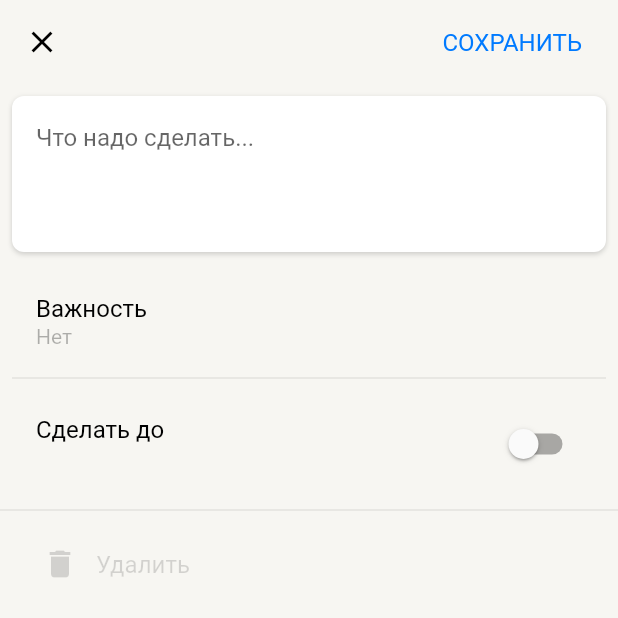
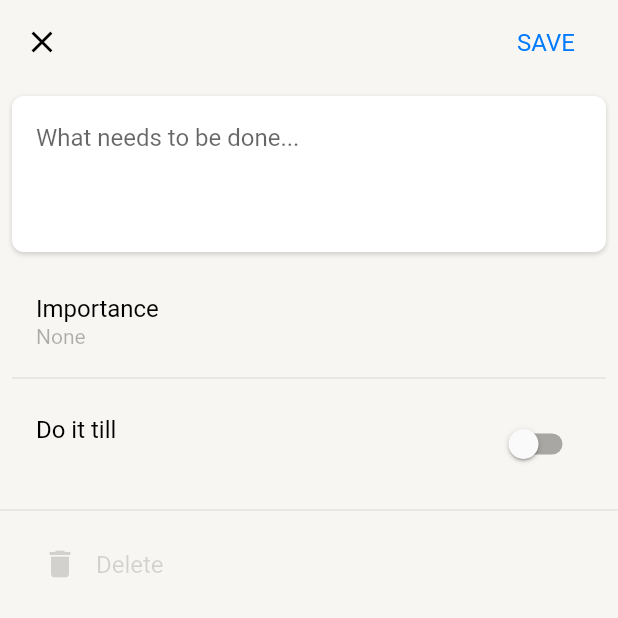
Before and after one commit to qwert21ant/tododo, a Flutter app: the screen it shows after launch, after a tap on the "visibility" icon, after a tap on the "add" icon, on a phone screen of 412 x 824 dp, the top half of it. Run offline on Flutter 3.47's test engine with Material 2 defaults, Android fonts, the phone set to English and light mode, and no system bars; our stand-ins replace sembast; network calls fail; statements that could not run were skipped.

Commit message:
Add internalization

```diff
--- /dev/null
+++ b/l10n/en.json
@@ -0,0 +1,13 @@
+{
+  "myTasks": "My tasks",
+  "done": "Done",
+  "new": "New",
+  "save": "SAVE",
+  "whatToDo": "What needs to be done...",
+  "importance": "Importance",
+  "none": "None",
+  "low": "Low",
+  "high": "High",
+  "doTill": "Do it till",
+  "delete": "Delete"
+}
--- /dev/null
+++ b/l10n/ru.json
@@ -0,0 +1,13 @@
+{
+  "myTasks": "Мои дела",
+  "done": "Выполнено",
+  "new": "Новое",
+  "save": "СОХРАНИТЬ",
+  "whatToDo": "Что надо сделать...",
+  "importance": "Важность",
+  "none": "Нет",
+  "low": "Низкий",
+  "high": "Высокий",
+  "doTill": "Сделать до",
+  "delete": "Удалить"
+}
--- a/lib/main.dart
+++ b/lib/main.dart
@@ -1,11 +1,11 @@
 import 'package:flutter/material.dart';
-import 'package:flutter_localizations/flutter_localizations.dart';
 
 import 'core/navigation.dart';
 import 'core/task_man.dart';
 import 'core/themes.dart';
 
 import 'utils/logger.dart';
+import 'utils/s.dart';
 
 Future<void> main() async {
   WidgetsFlutterBinding.ensureInitialized();
@@ -23,12 +23,8 @@ class App extends StatelessWidget {
   Widget build(BuildContext context) {
     return MaterialApp(
       debugShowCheckedModeBanner: false,
-      supportedLocales: const [Locale('en'), Locale('ru')],
-      localizationsDelegates: const [
-        GlobalMaterialLocalizations.delegate,
-        GlobalWidgetsLocalizations.delegate,
-        GlobalCupertinoLocalizations.delegate
-      ],
+      supportedLocales: S.supportedLocales,
+      localizationsDelegates: S.localizationDelegates,
       title: 'ToDoDo',
       theme: lightTheme,
       scrollBehavior:
--- a/lib/pages/edit_page/edit_page.dart
+++ b/lib/pages/edit_page/edit_page.dart
@@ -6,6 +6,8 @@ import 'package:tododo/core/widgets.dart';
 import 'package:tododo/core/task_man.dart';
 
 import 'package:tododo/model/task.dart';
+
+import 'package:tododo/utils/s.dart';
 
 import 'widgets/text_edit.dart';
 import 'widgets/importance_tile.dart';
@@ -78,7 +80,7 @@ class _EditPageState extends State<EditPage> {
                   }
                   _goBack();
                 },
-                child: const MyText('СОХРАНИТЬ', color: AppTheme.blue),
+                child: MyText(S.of(context)['save'], color: AppTheme.blue),
               ),
               const SizedBox(width: 16)
             ],
@@ -127,7 +129,7 @@ class _EditPageState extends State<EditPage> {
                     ),
                   ),
                   title: MyText(
-                    'Удалить',
+                    S.of(context)['delete'],
                     color: widget.taskIndex == null
                         ? AppTheme.labelDisable
                         : AppTheme.red,
--- a/lib/pages/edit_page/widgets/date_tile.dart
+++ b/lib/pages/edit_page/widgets/date_tile.dart
@@ -4,6 +4,7 @@ import 'package:tododo/core/themes.dart';
 import 'package:tododo/core/widgets.dart';
 
 import 'package:tododo/utils/utils.dart';
+import 'package:tododo/utils/s.dart';
 
 class DateTile extends StatefulWidget {
   final DateTime? selectedDate;
@@ -32,7 +33,7 @@ class _DateTileState extends State<DateTile> {
 
   Future<void> _inputDate() async {
     final newDate = await showDatePicker(
-      locale: const Locale('ru'),
+      locale: S.of(context).locale,
       initialEntryMode: DatePickerEntryMode.calendarOnly,
       context: context,
       initialDate: selectedDate ?? DateTime.now(),
@@ -59,7 +60,7 @@ class _DateTileState extends State<DateTile> {
   Widget build(BuildContext context) {
     return ListTile(
       onTap: _onTap,
-      title: const MyText('Сделать до'),
+      title: MyText(S.of(context)['doTill']),
       subtitle:
           MyText(formatDate(selectedDate), fontSize: 14, color: AppTheme.blue),
       trailing: Switch(
--- a/lib/pages/edit_page/widgets/importance_tile.dart
+++ b/lib/pages/edit_page/widgets/importance_tile.dart
@@ -2,6 +2,8 @@ import 'package:flutter/material.dart';
 
 import 'package:tododo/core/themes.dart';
 import 'package:tododo/core/widgets.dart';
+
+import 'package:tododo/utils/s.dart';
 
 class ImportanceTile extends StatefulWidget {
   final int selectedImportance;
@@ -27,19 +29,19 @@ class _ImportanceTileState extends State<ImportanceTile> {
     selectedImportance = widget.selectedImportance;
   }
 
-  Widget _getItem(int ind, [bool isSub = false]) {
+  Widget _getItem(BuildContext context, int ind, [bool isSub = false]) {
     final color = isSub ? AppTheme.labelTertiary : null;
     final fontSize = isSub ? 14.0 : null;
 
     if (ind == 0) {
-      return MyText('Нет', color: color, fontSize: fontSize);
+      return MyText(S.of(context)['none'], color: color, fontSize: fontSize);
     }
     if (ind == 1) {
-      return MyText('Низкий', color: color, fontSize: fontSize);
+      return MyText(S.of(context)['low'], color: color, fontSize: fontSize);
     }
     if (ind == 2) {
       return MyText(
-        '!! Высокий',
+        '!! ${S.of(context)['high']}',
         color: color ?? AppTheme.red,
         fontSize: fontSize,
       );
@@ -62,12 +64,15 @@ class _ImportanceTileState extends State<ImportanceTile> {
               Column(
                 mainAxisAlignment: MainAxisAlignment.center,
                 crossAxisAlignment: CrossAxisAlignment.start,
-                children: [const MyText('Важность'), _getItem(i, true)],
+                children: [
+                  MyText(S.of(context)['importance']),
+                  _getItem(context, i, true),
+                ],
               ),
           ],
           items: [
             for (int i = 0; i < 3; i++)
-              DropdownMenuItem(value: i, child: _getItem(i))
+              DropdownMenuItem(value: i, child: _getItem(context, i))
           ],
           onChanged: (selected) {
             setState(() {
--- a/lib/pages/edit_page/widgets/text_edit.dart
+++ b/lib/pages/edit_page/widgets/text_edit.dart
@@ -1,6 +1,8 @@
 import 'package:flutter/material.dart';
 
 import 'package:tododo/core/themes.dart';
+
+import 'package:tododo/utils/s.dart';
 
 class TextEdit extends StatefulWidget {
   final String? text;
@@ -50,9 +52,9 @@ class _TextEditState extends State<TextEdit> {
         onChanged: widget.onChange,
         keyboardType: TextInputType.multiline,
         maxLines: null,
-        decoration: const InputDecoration(
+        decoration: InputDecoration(
           border: InputBorder.none,
-          hintText: 'Что надо сделать...',
+          hintText: S.of(context)['whatToDo'],
         ),
         style: AppTheme.body.copyWith(height: 1.125),
       ),
--- a/lib/pages/main_page/main_page.dart
+++ b/lib/pages/main_page/main_page.dart
@@ -6,6 +6,8 @@ import 'package:tododo/core/themes.dart';
 import 'package:tododo/core/widgets.dart';
 
 import 'package:tododo/utils/logger.dart';
+import 'package:tododo/utils/s.dart';
+
 import 'widgets/app_bar.dart';
 import 'widgets/list_item.dart';
 import 'widgets/sliver_container.dart';
@@ -35,7 +37,7 @@ class _MainPageState extends State<MainPage> {
   void _onChange() => setState(() {});
 
   void _onChangeVisibility(bool newVisibility) {
-    Logger.state('change visibility: ${newVisibility ? 'on' : 'off'}');
+    Logger.state('Change visibility: ${newVisibility ? 'on' : 'off'}');
 
     setState(() {
       visibility = newVisibility;
@@ -75,7 +77,7 @@ class _MainPageState extends State<MainPage> {
             bottomRight: Radius.circular(8),
           ),
           child: MyListTile(
-            title: const MyText('Новое', color: AppTheme.labelTertiary),
+            title: MyText(S.of(context)['new'], color: AppTheme.labelTertiary),
             onTap: _openEditPage,
           ),
         )
@@ -85,7 +87,7 @@ class _MainPageState extends State<MainPage> {
         ClipRRect(
           borderRadius: const BorderRadius.all(Radius.circular(8)),
           child: MyListTile(
-            title: const MyText('Новое', color: AppTheme.labelTertiary),
+            title: MyText(S.of(context)['new'], color: AppTheme.labelTertiary),
             onTap: _openEditPage,
           ),
         )
--- a/lib/pages/main_page/widgets/app_bar.dart
+++ b/lib/pages/main_page/widgets/app_bar.dart
@@ -5,6 +5,8 @@ import 'package:flutter/material.dart';
 import 'package:tododo/core/themes.dart';
 import 'package:tododo/core/widgets.dart';
 import 'package:tododo/core/task_man.dart';
+
+import 'package:tododo/utils/s.dart';
 
 class MyAppBar extends StatefulWidget {
   final double collapsedHeight;
@@ -123,7 +125,7 @@ class _MyDelegate extends SliverPersistentHeaderDelegate {
                       Padding(
                         padding: EdgeInsets.only(bottom: interp(30, 14)),
                         child: Text(
-                          'Мои дела',
+                          S.of(context)['myTasks'],
                           style: AppTheme.titleLarge
                               .copyWith(fontSize: interp(32, 20), height: 1.6),
                         ),
@@ -135,7 +137,7 @@ class _MyDelegate extends SliverPersistentHeaderDelegate {
                           child: ValueListenableBuilder<int>(
                             valueListenable: TaskMan.doneCount,
                             builder: (context, value, _) => MyText(
-                              'Выполнено — $value',
+                              '${S.of(context)['done']} — $value',
                               fontSize: interp(16, 10),
                               color: AppTheme.labelTertiary,
                             ),
--- /dev/null
+++ b/lib/utils/s.dart
@@ -0,0 +1,55 @@
+import 'dart:convert';
+
+import 'package:flutter/material.dart';
+import 'package:flutter/services.dart';
+
+import 'package:flutter_localizations/flutter_localizations.dart';
+
+class S {
+  static const supportedLocales = [Locale('ru'), Locale('en')];
+  static final localizationDelegates = [
+    GlobalWidgetsLocalizations.delegate,
+    GlobalMaterialLocalizations.delegate,
+    GlobalCupertinoLocalizations.delegate,
+    MyLocalizationDelegate()
+  ];
+
+  static S of(BuildContext context) => Localizations.of<S>(context, S)!;
+
+  final Locale _locale;
+
+  Locale get locale => _locale;
+
+  final Map<String, String> _data;
+
+  S._(Locale locale, Map<String, String> data)
+      : _locale = locale,
+        _data = data;
+
+  String operator [](String key) => _data[key] ?? '---';
+}
+
+class MyLocalizationDelegate extends LocalizationsDelegate<S> {
+  @override
+  bool isSupported(Locale locale) {
+    return S.supportedLocales.contains(locale);
+  }
+
+  @override
+  Future<S> load(Locale locale) async {
+    final data =
+        await rootBundle.loadString('l10n/${locale.languageCode}.json');
+
+    final Map<String, dynamic> map = jsonDecode(data);
+
+    return S._(
+      locale,
+      map.map<String, String>(
+        (key, value) => MapEntry(key, value as String),
+      ),
+    );
+  }
+
+  @override
+  bool shouldReload(covariant LocalizationsDelegate old) => false;
+}
--- a/pubspec.yaml
+++ b/pubspec.yaml
@@ -28,3 +28,5 @@ dev_dependencies:
 
 flutter:
   uses-material-design: true
+  assets:
+    - l10n/
```
Also changed, not shown: lib/core/widgets.dart (+0 -11 lines).
